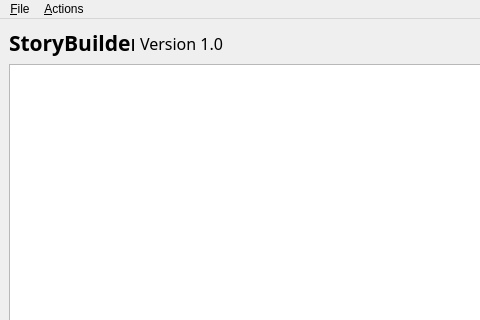
Qt form MainWindow.ui (Cronza/GVNEditor) before a commit; both pictures show x 0 to 480 and y 0 to 320 of the 573 by 468 pixel window.
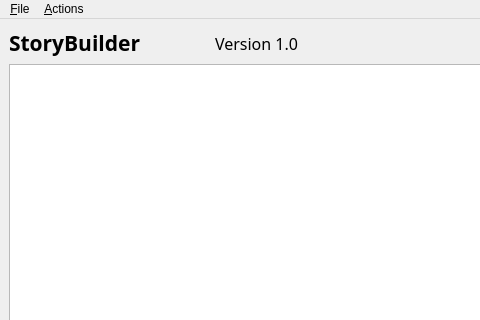
The same form after that commit.

```diff
--- a/MainWindow.ui
+++ b/MainWindow.ui
@@ -27,7 +27,7 @@
        <widget class="QLabel" name="Title">
         <property name="maximumSize">
          <size>
-          <width>125</width>
+          <width>200</width>
           <height>16777215</height>
          </size>
         </property>
```
Left out of the diff: 4 changed lines with no effect on the pictures.
